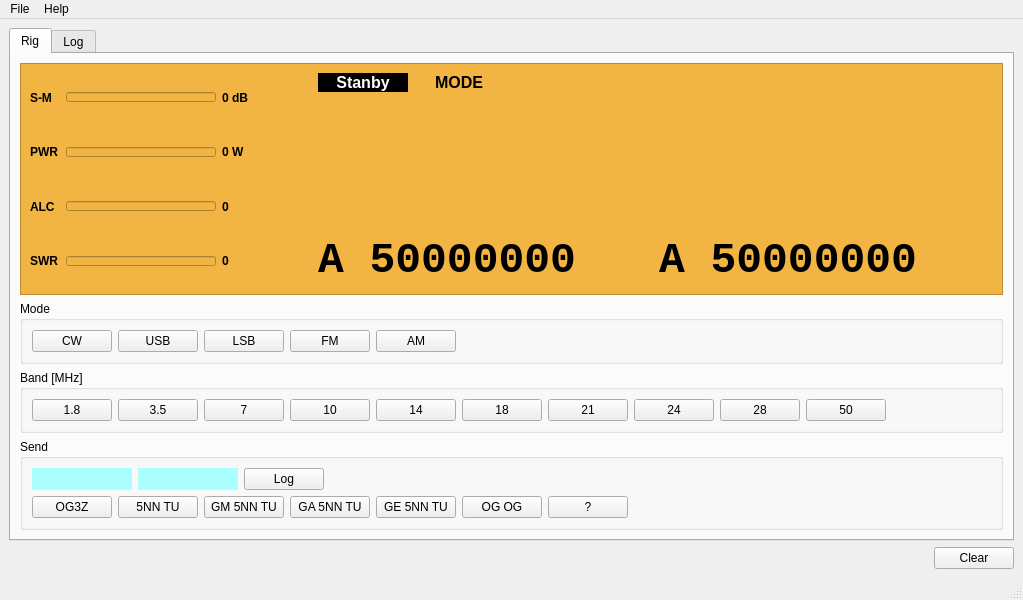
Before: the Qt Designer form mainwindow.ui in eloranta/HamVibe, drawn with Qt 5.
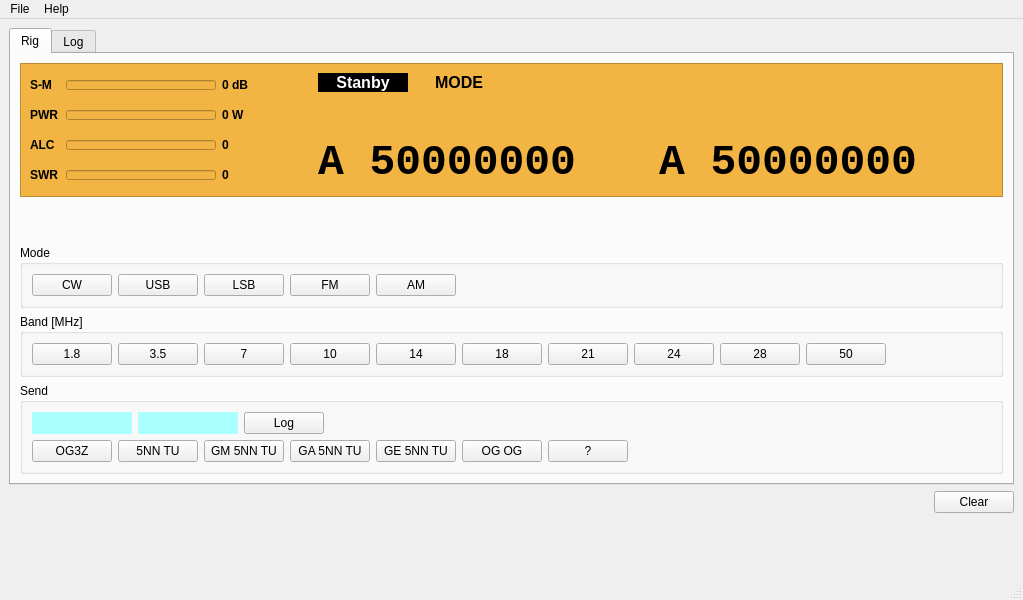
After: the same form once the commit is applied. Custom widgets are drawn as their Qt base class.

Commit message: remove dbl click handling

```diff
--- a/mainwindow.ui
+++ b/mainwindow.ui
@@ -25,6 +25,230 @@
         <string>Rig</string>
        </attribute>
        <layout class="QGridLayout" name="gridLayout_4">
+        <item row="3" column="0">
+         <widget class="QGroupBox" name="bandButtonsGroup">
+          <property name="title">
+           <string>Band [MHz]</string>
+          </property>
+          <layout class="QHBoxLayout" name="bandButtonsLayout">
+           <item>
+            <widget class="QPushButton" name="band18Button">
+             <property name="text">
+              <string>1.8</string>
+             </property>
+            </widget>
+           </item>
+           <item>
+            <widget class="QPushButton" name="band35Button">
+             <property name="text">
+              <string>3.5</string>
+             </property>
+            </widget>
+           </item>
+           <item>
+            <widget class="QPushButton" name="band7Button">
+             <property name="text">
+              <string>7</string>
+             </property>
+            </widget>
+           </item>
+           <item>
+            <widget class="QPushButton" name="band10Button">
+             <property name="text">
+              <string>10</string>
+             </property>
+            </widget>
+           </item>
+           <item>
+            <widget class="QPushButton" name="band14Button">
+             <property name="text">
+              <string>14</string>
+             </property>
+            </widget>
+           </item>
+           <item>
+            <widget class="QPushButton" name="band18mButton">
+             <property name="text">
+              <string>18</string>
+             </property>
+            </widget>
+           </item>
+           <item>
+            <widget class="QPushButton" name="band21Button">
+             <property name="text">
+              <string>21</string>
+             </property>
+            </widget>
+           </item>
+           <item>
+            <widget class="QPushButton" name="band24Button">
+             <property name="text">
+              <string>24</string>
+             </property>
+            </widget>
+           </item>
+           <item>
+            <widget class="QPushButton" name="band28Button">
+             <property name="text">
+              <string>28</string>
+             </property>
+            </widget>
+           </item>
+           <item>
+            <widget class="QPushButton" name="band50Button">
+             <property name="text">
+              <string>50</string>
+             </property>
+            </widget>
+           </item>
+           <item>
+            <spacer name="horizontalSpacer_7">
+             <property name="orientation">
+              <enum>Qt::Orientation::Horizontal</enum>
+             </property>
+             <property name="sizeHint" stdset="0">
+              <size>
+               <width>40</width>
+               <height>20</height>
+              </size>
+             </property>
+            </spacer>
+           </item>
+          </layout>
+         </widget>
+        </item>
+        <item row="4" column="0">
+         <widget class="QGroupBox" name="sendButtonsGroup">
+          <property name="title">
+           <string>Send</string>
+          </property>
+          <layout class="QGridLayout" name="gridLayout_2">
+           <item row="0" column="0">
+            <layout class="QHBoxLayout" name="horizontalLayout_6">
+             <item>
+              <widget class="QLabel" name="callLabel">
+               <property name="minimumSize">
+                <size>
+                 <width>100</width>
+                 <height>0</height>
+                </size>
+               </property>
+               <property name="styleSheet">
+                <string notr="true">background-color: rgb(170, 255, 255);</string>
+               </property>
+               <property name="text">
+                <string/>
+               </property>
+              </widget>
+             </item>
+             <item>
+              <widget class="QLabel" name="freqLabel">
+               <property name="minimumSize">
+                <size>
+                 <width>100</width>
+                 <height>0</height>
+                </size>
+               </property>
+               <property name="styleSheet">
+                <string notr="true">background-color: rgb(0, 255, 255);
+background-color: rgb(170, 255, 255);</string>
+               </property>
+               <property name="text">
+                <string/>
+               </property>
+              </widget>
+             </item>
+             <item>
+              <widget class="QPushButton" name="logButton">
+               <property name="text">
+                <string>Log</string>
+               </property>
+              </widget>
+             </item>
+             <item>
+              <spacer name="horizontalSpacer_5">
+               <property name="orientation">
+                <enum>Qt::Orientation::Horizontal</enum>
+               </property>
+               <property name="sizeHint" stdset="0">
+                <size>
+                 <width>40</width>
+                 <height>20</height>
+                </size>
+               </property>
+              </spacer>
+             </item>
+            </layout>
+           </item>
+           <item row="1" column="0">
+            <layout class="QHBoxLayout" name="horizontalLayout_8">
+             <item>
+              <widget class="QPushButton" name="sendOg3zButton">
+               <property name="text">
+                <string>OG3Z</string>
+               </property>
+              </widget>
+             </item>
+             <item>
+              <widget class="QPushButton" name="send5nnTuOg3zButton">
+               <property name="text">
+                <string>5NN TU</string>
+               </property>
+              </widget>
+             </item>
+             <item>
+              <widget class="QPushButton" name="sendOg3zGmButton">
+               <property name="text">
+                <string>GM 5NN TU</string>
+               </property>
+              </widget>
+             </item>
+             <item>
+              <widget class="QPushButton" name="send5nnTuGaButton">
+               <property name="text">
+                <string>GA 5NN TU</string>
+               </property>
+              </widget>
+             </item>
+             <item>
+              <widget class="QPushButton" name="send5nnTuGeButton">
+               <property name="text">
+                <string>GE 5NN TU</string>
+               </property>
+              </widget>
+             </item>
+             <item>
+              <widget class="QPushButton" name="send5nnTuOgButton">
+               <property name="text">
+                <string>OG OG</string>
+               </property>
+              </widget>
+             </item>
+             <item>
+              <widget class="QPushButton" name="sendOgQmButton">
+               <property name="text">
+                <string>?</string>
+               </property>
+              </widget>
+             </item>
+             <item>
+              <spacer name="horizontalSpacer_8">
+               <property name="orientation">
+                <enum>Qt::Orientation::Horizontal</enum>
+               </property>
+               <property name="sizeHint" stdset="0">
+                <size>
+                 <width>40</width>
+                 <height>20</height>
+                </size>
+               </property>
+              </spacer>
+             </item>
+            </layout>
+           </item>
+          </layout>
+         </widget>
+        </item>
         <item row="0" column="0">
          <widget class="QFrame" name="frame">
           <property name="styleSheet">
@@ -683,7 +907,7 @@
           </layout>
          </widget>
         </item>
-        <item row="1" column="0">
+        <item row="2" column="0">
          <widget class="QGroupBox" name="modeButtonsGroup">
           <property name="title">
            <string>Mode</string>
@@ -740,229 +964,18 @@
           </layout>
          </widget>
         </item>
-        <item row="2" column="0">
-         <widget class="QGroupBox" name="bandButtonsGroup">
-          <property name="title">
-           <string>Band [MHz]</string>
+        <item row="1" column="0">
+         <spacer name="verticalSpacer">
+          <property name="orientation">
+           <enum>Qt::Orientation::Vertical</enum>
           </property>
-          <layout class="QHBoxLayout" name="bandButtonsLayout">
-           <item>
-            <widget class="QPushButton" name="band18Button">
-             <property name="text">
-              <string>1.8</string>
-             </property>
-            </widget>
-           </item>
-           <item>
-            <widget class="QPushButton" name="band35Button">
-             <property name="text">
-              <string>3.5</string>
-             </property>
-            </widget>
-           </item>
-           <item>
-            <widget class="QPushButton" name="band7Button">
-             <property name="text">
-              <string>7</string>
-             </property>
-            </widget>
-           </item>
-           <item>
-            <widget class="QPushButton" name="band10Button">
-             <property name="text">
-              <string>10</string>
-             </property>
-            </widget>
-           </item>
-           <item>
-            <widget class="QPushButton" name="band14Button">
-             <property name="text">
-              <string>14</string>
-             </property>
-            </widget>
-           </item>
-           <item>
-            <widget class="QPushButton" name="band18mButton">
-             <property name="text">
-              <string>18</string>
-             </property>
-            </widget>
-           </item>
-           <item>
-            <widget class="QPushButton" name="band21Button">
-             <property name="text">
-              <string>21</string>
-             </property>
-            </widget>
-           </item>
-           <item>
-            <widget class="QPushButton" name="band24Button">
-             <property name="text">
-              <string>24</string>
-             </property>
-            </widget>
-           </item>
-           <item>
-            <widget class="QPushButton" name="band28Button">
-             <property name="text">
-              <string>28</string>
-             </property>
-            </widget>
-           </item>
-           <item>
-            <widget class="QPushButton" name="band50Button">
-             <property name="text">
-              <string>50</string>
-             </property>
-            </widget>
-           </item>
-           <item>
-            <spacer name="horizontalSpacer_7">
-             <property name="orientation">
-              <enum>Qt::Orientation::Horizontal</enum>
-             </property>
-             <property name="sizeHint" stdset="0">
-              <size>
-               <width>40</width>
-               <height>20</height>
-              </size>
-             </property>
-            </spacer>
-           </item>
-          </layout>
-         </widget>
-        </item>
-        <item row="3" column="0">
-         <widget class="QGroupBox" name="sendButtonsGroup">
-          <property name="title">
-           <string>Send</string>
+          <property name="sizeHint" stdset="0">
+           <size>
+            <width>20</width>
+            <height>40</height>
+           </size>
           </property>
-          <layout class="QGridLayout" name="gridLayout_2">
-           <item row="0" column="0">
-            <layout class="QHBoxLayout" name="horizontalLayout_6">
-             <item>
-              <widget class="QLabel" name="callLabel">
-               <property name="minimumSize">
-                <size>
-                 <width>100</width>
-                 <height>0</height>
-                </size>
-               </property>
-               <property name="styleSheet">
-                <string notr="true">background-color: rgb(170, 255, 255);</string>
-               </property>
-               <property name="text">
-                <string/>
-               </property>
-              </widget>
-             </item>
-             <item>
-              <widget class="QLabel" name="freqLabel">
-               <property name="minimumSize">
-                <size>
-                 <width>100</width>
-                 <height>0</height>
-                </size>
-               </property>
-               <property name="styleSheet">
-                <string notr="true">background-color: rgb(0, 255, 255);
-background-color: rgb(170, 255, 255);</string>
-               </property>
-               <property name="text">
-                <string/>
-               </property>
-              </widget>
-             </item>
-             <item>
-              <widget class="QPushButton" name="logButton">
-               <property name="text">
-                <string>Log</string>
-               </property>
-              </widget>
-             </item>
-             <item>
-              <spacer name="horizontalSpacer_5">
-               <property name="orientation">
-                <enum>Qt::Orientation::Horizontal</enum>
-               </property>
-               <property name="sizeHint" stdset="0">
-                <size>
-                 <width>40</width>
-                 <height>20</height>
-                </size>
-               </property>
-              </spacer>
-             </item>
-            </layout>
-           </item>
-           <item row="1" column="0">
-            <layout class="QHBoxLayout" name="horizontalLayout_8">
-             <item>
-              <widget class="QPushButton" name="sendOg3zButton">
-               <property name="text">
-                <string>OG3Z</string>
-               </property>
-              </widget>
-             </item>
-             <item>
-              <widget class="QPushButton" name="send5nnTuOg3zButton">
-               <property name="text">
-                <string>5NN TU</string>
-               </property>
-              </widget>
-             </item>
-             <item>
-              <widget class="QPushButton" name="sendOg3zGmButton">
-               <property name="text">
-                <string>GM 5NN TU</string>
-               </property>
-              </widget>
-             </item>
-             <item>
-              <widget class="QPushButton" name="send5nnTuGaButton">
-               <property name="text">
-                <string>GA 5NN TU</string>
-               </property>
-              </widget>
-             </item>
-             <item>
-              <widget class="QPushButton" name="send5nnTuGeButton">
-               <property name="text">
-                <string>GE 5NN TU</string>
-               </property>
-              </widget>
-             </item>
-             <item>
-              <widget class="QPushButton" name="send5nnTuOgButton">
-               <property name="text">
-                <string>OG OG</string>
-               </property>
-              </widget>
-             </item>
-             <item>
-              <widget class="QPushButton" name="sendOgQmButton">
-               <property name="text">
-                <string>?</string>
-               </property>
-              </widget>
-             </item>
-             <item>
-              <spacer name="horizontalSpacer_8">
-               <property name="orientation">
-                <enum>Qt::Orientation::Horizontal</enum>
-               </property>
-               <property name="sizeHint" stdset="0">
-                <size>
-                 <width>40</width>
-                 <height>20</height>
-                </size>
-               </property>
-              </spacer>
-             </item>
-            </layout>
-           </item>
-          </layout>
-         </widget>
+         </spacer>
         </item>
        </layout>
       </widget>
@@ -1002,6 +1015,19 @@
       </item>
      </layout>
     </item>
+    <item>
+     <spacer name="verticalSpacer_4">
+      <property name="orientation">
+       <enum>Qt::Orientation::Vertical</enum>
+      </property>
+      <property name="sizeHint" stdset="0">
+       <size>
+        <width>20</width>
+        <height>40</height>
+       </size>
+      </property>
+     </spacer>
+    </item>
    </layout>
   </widget>
   <widget class="QMenuBar" name="menubar">
```
The commit also changes 2 other files.
